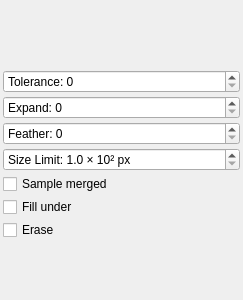
This is src/desktop/ui/fillsettings.ui in drawpile/Drawpile as Qt 5 draws it before an edit. The edited form follows.
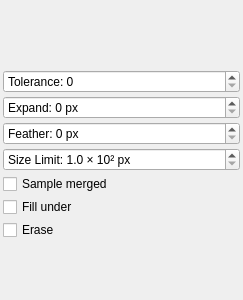
This is the edited form. Custom widgets are drawn as their Qt base class.

Commit message: Add a "px" suffix to flood fill expand and feather

The edit to the form file:
```diff
--- a/src/desktop/ui/fillsettings.ui
+++ b/src/desktop/ui/fillsettings.ui
@@ -88,6 +88,9 @@
    </item>
    <item row="5" column="0" colspan="3">
     <widget class="KisSliderSpinBox" name="expand">
+     <property name="suffix">
+      <string> px</string>
+     </property>
      <property name="prefix">
       <string>Expand: </string>
      </property>
@@ -120,6 +123,9 @@
    </item>
    <item row="6" column="0" colspan="3">
     <widget class="KisSliderSpinBox" name="feather">
+     <property name="suffix">
+      <string> px</string>
+     </property>
      <property name="prefix">
       <string>Feather: </string>
      </property>
```
